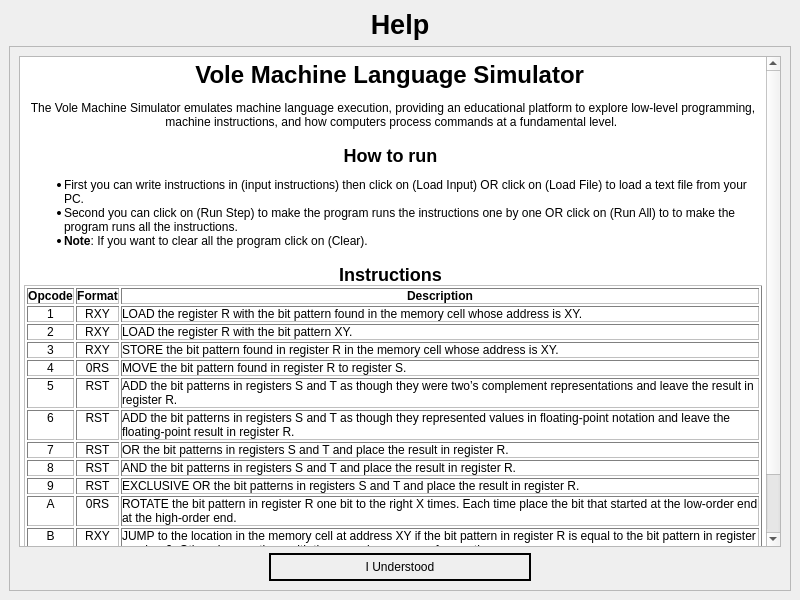
Qt form form/help.ui (Mohammed-3tef/Vole_Machine_Language_Simulator_GUI) before a commit.
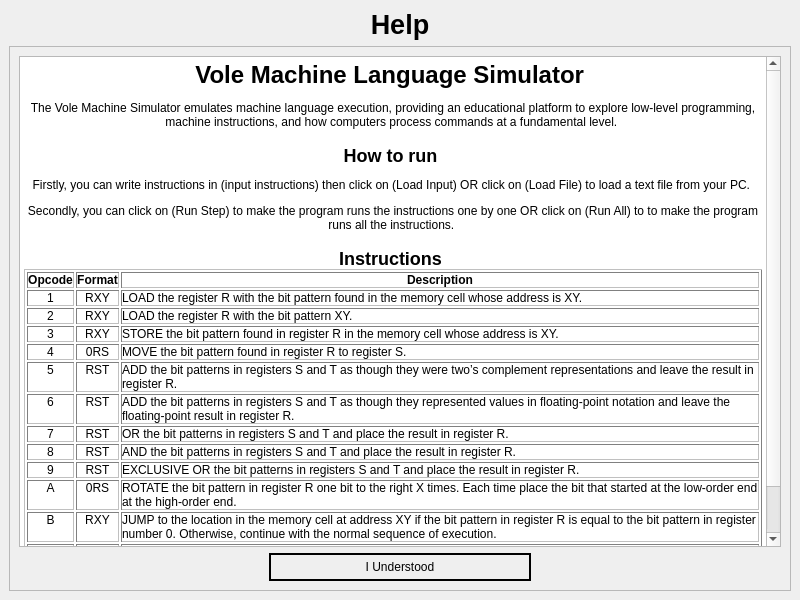
The same form after that commit.

Diff of the .ui file:
```diff
--- a/form/help.ui
+++ b/form/help.ui
@@ -47,8 +47,8 @@
         <rect>
          <x>0</x>
          <y>0</y>
-         <width>776</width>
-         <height>525</height>
+         <width>780</width>
+         <height>538</height>
         </rect>
        </property>
        <layout class="QGridLayout" name="gridLayout_2">
@@ -65,10 +65,8 @@
 &lt;h1 align=&quot;center&quot; style=&quot; margin-top:18px; margin-bottom:12px; margin-left:0px; margin-right:0px; -qt-block-indent:0; text-indent:0px;&quot;&gt;&lt;span style=&quot; font-size:xx-large; font-weight:700;&quot;&gt;Vole Machine Language Simulator &lt;/span&gt;&lt;/h1&gt;
 &lt;p align=&quot;center&quot; style=&quot; margin-top:12px; margin-bottom:12px; margin-left:0px; margin-right:0px; -qt-block-indent:0; text-indent:0px;&quot;&gt;The Vole Machine Simulator emulates machine language execution, providing an educational platform to explore low-level programming, machine instructions, and how computers process commands at a fundamental level. &lt;/p&gt;
 &lt;h2 align=&quot;center&quot; style=&quot; margin-top:16px; margin-bottom:12px; margin-left:0px; margin-right:0px; -qt-block-indent:0; text-indent:0px;&quot;&gt;&lt;span style=&quot; font-size:x-large; font-weight:700;&quot;&gt;How to run &lt;/span&gt;&lt;/h2&gt;
-&lt;ul style=&quot;margin-top: 0px; margin-bottom: 0px; margin-left: 0px; margin-right: 0px; -qt-list-indent: 1;&quot;&gt;
-&lt;li style=&quot; margin-top:0px; margin-bottom:0px; margin-left:0px; margin-right:0px; -qt-block-indent:0; text-indent:0px;&quot;&gt;First you can write instructions in (input instructions) then click on (Load Input) OR click on (Load File) to load a text file from your PC. &lt;/li&gt;
-&lt;li style=&quot; margin-top:0px; margin-bottom:0px; margin-left:0px; margin-right:0px; -qt-block-indent:0; text-indent:0px;&quot;&gt;Second you can click on (Run Step) to make the program runs the instructions one by one OR click on (Run All) to to make the program runs all the instructions. &lt;/li&gt;
-&lt;li style=&quot; margin-top:0px; margin-bottom:0px; margin-left:0px; margin-right:0px; -qt-block-indent:0; text-indent:0px;&quot;&gt;&lt;span style=&quot; font-weight:700;&quot;&gt;Note&lt;/span&gt;: If you want to clear all the program click on (Clear). &lt;/li&gt;&lt;/ul&gt;
+&lt;p align=&quot;center&quot; style=&quot; margin-top:12px; margin-bottom:12px; margin-left:0px; margin-right:0px; -qt-block-indent:0; text-indent:0px;&quot;&gt;Firstly, you can write instructions in (input instructions) then click on (Load Input) OR click on (Load File) to load a text file from your PC. &lt;/p&gt;
+&lt;p align=&quot;center&quot; style=&quot; margin-top:12px; margin-bottom:12px; margin-left:0px; margin-right:0px; -qt-block-indent:0; text-indent:0px;&quot;&gt;Secondly, you can click on (Run Step) to make the program runs the instructions one by one OR click on (Run All) to to make the program runs all the instructions. &lt;/p&gt;
 &lt;h2 align=&quot;center&quot; style=&quot; margin-top:16px; margin-bottom:12px; margin-left:0px; margin-right:0px; -qt-block-indent:0; text-indent:0px;&quot;&gt;&lt;span style=&quot; font-size:x-large; font-weight:700;&quot;&gt;Instructions &lt;/span&gt;&lt;/h2&gt;
 &lt;table border=&quot;1&quot; style=&quot; margin-top:0px; margin-bottom:0px; margin-left:0px; margin-right:0px;&quot; cellspacing=&quot;2&quot; cellpadding=&quot;0&quot;&gt;
 &lt;tr&gt;
```
